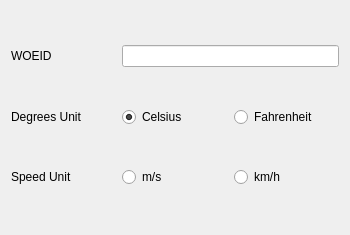
Above: contents/ui/config.ui from librehat/com.librehat.yahooweather before the change. Below: the same form after it.
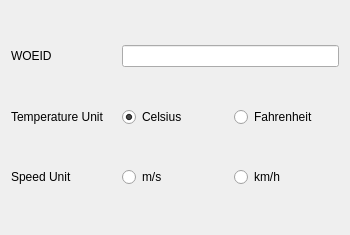
That is the form after the change. Custom widgets are drawn as their Qt base class.

Patch:
```diff
--- a/contents/ui/config.ui
+++ b/contents/ui/config.ui
@@ -30,7 +30,7 @@
    <item row="2" column="0">
     <widget class="QLabel" name="label_unit">
      <property name="text">
-      <string>Degrees Unit</string>
+      <string>Temperature Unit</string>
      </property>
     </widget>
    </item>
```
Left out of the diff: 6 changed lines with no effect on the pictures.
